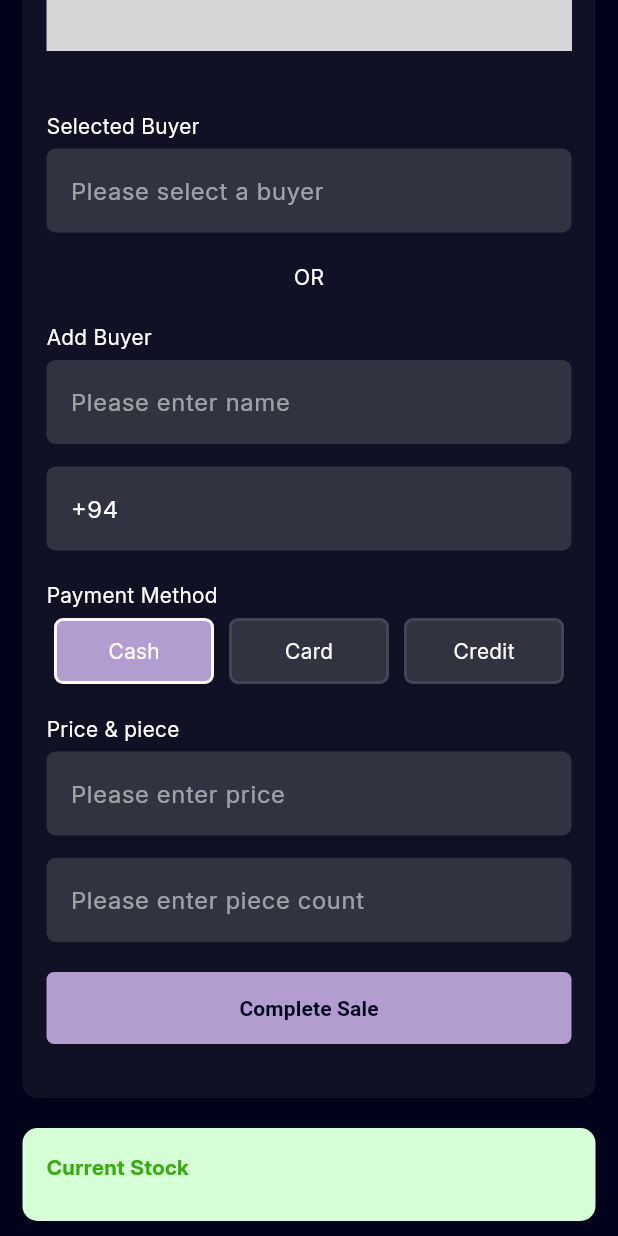
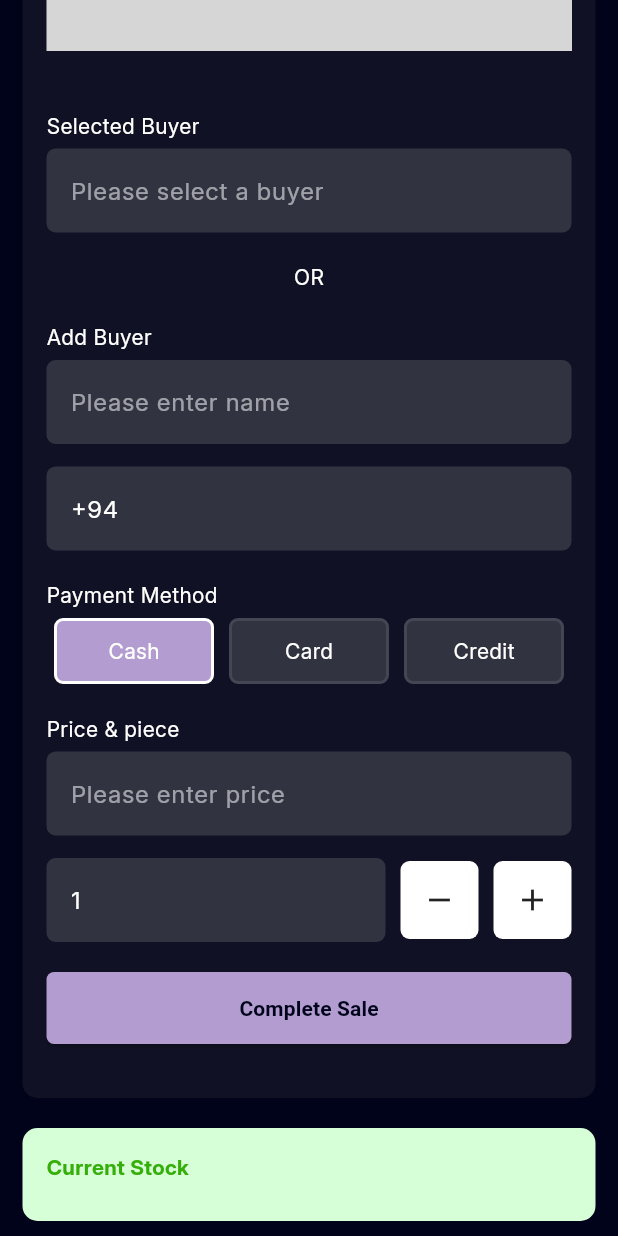
Before and after one commit to jayawardhanadskp/Invo, a Flutter app: the SellPiecePage screen opened directly, scrolled down 176 dp, on a phone screen of 412 x 824 dp. Run offline on Flutter 3.47's test engine with Material 3 defaults, Android fonts, the phone set to English and light mode, and no system bars; our stand-ins replace bloc, dio, firebase_auth, firebase_core, fl_chart, flutter_bloc and 5 more; accounts and stored records are empty; Roboto replaces fonts that are missing (Inter_Bold); grey boxes are pictures that could not be loaded.

Commit message:
sell pieace page updated

```diff
--- a/lib/pages/sell_piece_page.dart
+++ b/lib/pages/sell_piece_page.dart
@@ -21,10 +21,14 @@ class _SellPiecePageState extends State<SellPiecePage> {
   final TextEditingController _searchController = TextEditingController();
   final TextEditingController _selectbuyerController = TextEditingController();
   final TextEditingController _buyerNameController = TextEditingController();
-  final TextEditingController _buyerNumberController = TextEditingController(text: '+94');
-  final TextEditingController _pieceController = TextEditingController();
+  final TextEditingController _buyerNumberController = TextEditingController(
+    text: '+94',
+  );
+  final TextEditingController _pieceController = TextEditingController(text: '1');
   final TextEditingController _priceController = TextEditingController();
   List searchList = [];
+
+  int enterdPieaceCount = 1;
 
   final List<String> paymentOptions = ['Cash', 'Card', 'Credit'];
   String selectedPaymentOption = 'Cash';
@@ -433,7 +437,10 @@ class _SellPiecePageState extends State<SellPiecePage> {
                             style: TextStyle(color: Colors.white),
                           ),
                           const SizedBox(height: 15),
-                          TextFormField(
+                          Row(
+                            children: [
+                              Expanded(
+                                child: TextFormField(
                                   controller: _pieceController,
                                   decoration: InputDecoration(
                                     filled: true,
@@ -447,13 +454,57 @@ class _SellPiecePageState extends State<SellPiecePage> {
                                   ),
                                   style: TextStyle(color: Colors.white),
                                 ),
+                              ),
+                              const SizedBox(width: 10),
+                              InkWell(
+                                onTap: () {
+                                  setState(() {
+                                    if (enterdPieaceCount > 1) {
+                                      enterdPieaceCount -= 1;
+                                    }
+                                    _pieceController.text =
+                                        enterdPieaceCount.toString();
+                                  });
+                                },
+                                child: Container(
+                                  width: 52,
+                                  height: 52,
+                                  decoration: BoxDecoration(
+                                    color: Colors.white,
+                                    borderRadius: BorderRadius.circular(6),
+                                  ),
+                                  child: Center(child: Icon(Icons.remove_outlined)),
+                                ),
+                              ),
+                              const SizedBox(width: 10),
+                              InkWell(
+                                onTap: () {
+                                  setState(() {
+                                    enterdPieaceCount += 1;
+                                    _pieceController.text =
+                                        enterdPieaceCount.toString();
+                                    print(_pieceController.text);
+                                  });
+                                },
+                                child: Container(
+                                  width: 52,
+                                  height: 52,
+                                  decoration: BoxDecoration(
+                                    color: Colors.white,
+                                    borderRadius: BorderRadius.circular(6),
+                                  ),
+                                  child: Center(child: Icon(Icons.add)),
+                                ),
+                              ),
+                            ],
+                          ),
                           const SizedBox(height: 20),
                         ],
                       ),
                       BlocBuilder<BatchBloc, BatchState>(
                         builder: (context, state) {
                           if (state is GetBatchSuccess) {
-                            final pieaceCount = state.batchList.first.pieces;
+                            final pieaceCount = state.batchList.isNotEmpty ? state.batchList.first.pieces : null;
                             return ElevatedButton(
                               onPressed: () {
                                 if (_pieceController.text.isEmpty ||
```
Lines whose indentation alone changed are shown as unchanged.
